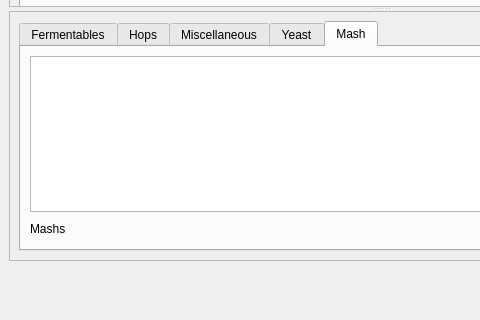
The window that ui/mainWindow.ui (Brewtarget/brewtarget) describes before a commit, drawn with Qt 5; both pictures show x 0 to 480 and y 398 to 718 of the 761 by 718 pixel window.
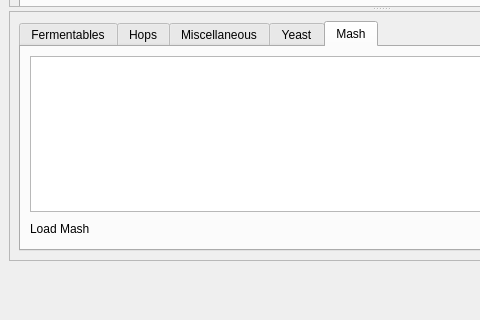
The same window after the commit. The open tabs and pages were chosen to show the change. Icons and pictures are not drawn. Custom widgets are drawn as their Qt base class.

Commit message: Fixed confusion with what the mash combo box is for: issue #3048008.

```diff
--- a/ui/mainWindow.ui
+++ b/ui/mainWindow.ui
@@ -1040,7 +1040,7 @@
           <x>0</x>
           <y>0</y>
           <width>747</width>
-          <height>238</height>
+          <height>246</height>
          </rect>
         </property>
         <layout class="QVBoxLayout" name="verticalLayout_8">
@@ -1489,7 +1489,7 @@
                   </sizepolicy>
                  </property>
                  <property name="text">
-                  <string>Mashs</string>
+                  <string>Load Mash</string>
                  </property>
                 </widget>
                </item>
```
Left out of the diff: 12 changed lines with no effect on the pictures.
